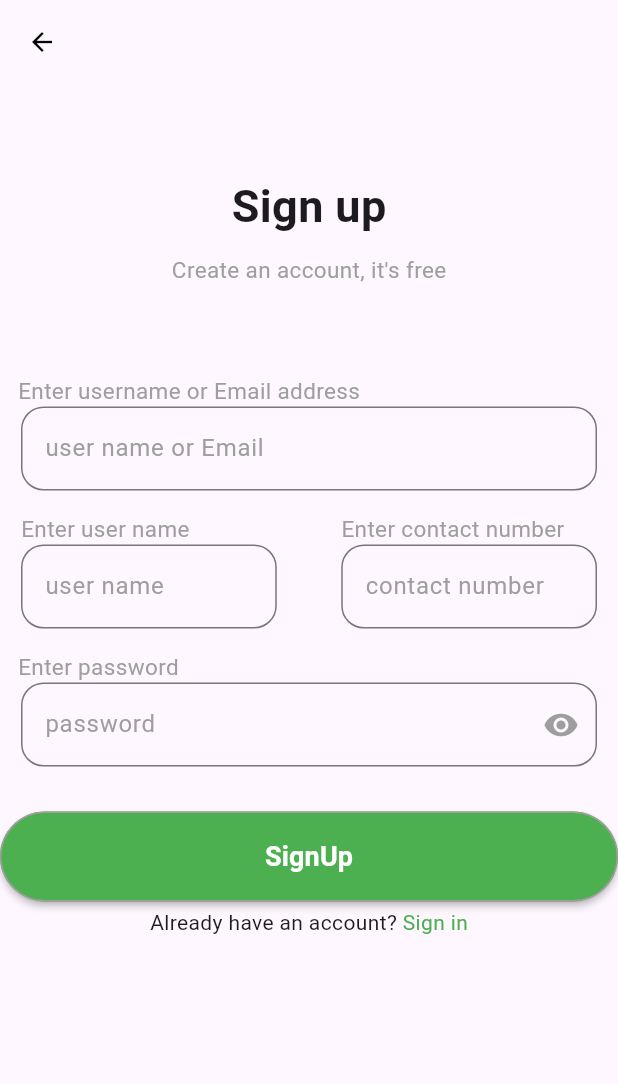
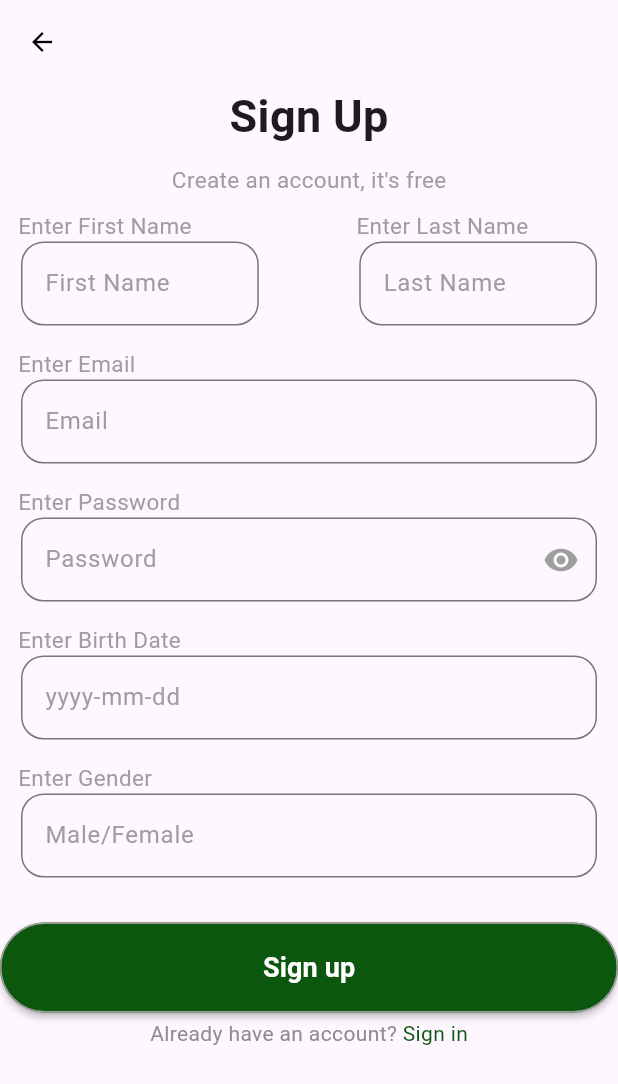
Before and after one commit to kareemezzat25/mental-health, a Flutter app: the Signup screen opened directly, after a tap on "Sign in", after a tap on "Don't have an account?", on a phone screen of 412 x 824 dp. Shown: the top 1084 px of the screen. Run offline on Flutter 3.47's test engine with Material 3 defaults, Android fonts, the phone set to English and light mode, and no system bars; our stand-ins replace animated_splash_screen; network calls fail.

```diff
--- a/lib/models/button.dart
+++ b/lib/models/button.dart
@@ -1,14 +1,17 @@
 import 'package:flutter/material.dart';
 
+// ignore: must_be_immutable
 class Button extends StatelessWidget {
   final Color buttonColor;
   final String buttonText;
   final Color textColor; // Add this line
+  Function()? onPressed;
 
-  const Button({
+   Button({
     required this.buttonColor,
     required this.buttonText,
     this.textColor = Colors.black, // Default text color is black
+    this.onPressed
   });
 
   @override
@@ -16,9 +19,8 @@ class Button extends StatelessWidget {
     return MaterialButton(
       minWidth: double.infinity,
       height: 60,
-      onPressed: () {
-        // Add your logic here
-      },
+      onPressed: onPressed
+      ,
       color: buttonColor,
       textColor: textColor, // Set text color
       shape: RoundedRectangleBorder(
--- a/lib/views/Formview.dart
+++ b/lib/views/Formview.dart
@@ -2,8 +2,10 @@ import 'package:flutter/material.dart';
 
 class TextForm extends StatefulWidget {
   final String? hintText;
+  final TextEditingController controller;
+  final bool isPassword;
 
-  TextForm({this.hintText});
+  TextForm({required this.hintText,required this.controller, this.isPassword=false});
 
   @override
   _TextFormState createState() => _TextFormState();
@@ -17,10 +19,8 @@ class _TextFormState extends State<TextForm> {
     return Padding(
       padding: const EdgeInsets.symmetric(horizontal: 14),
       child: TextField(
-        obscureText: widget.hintText != null &&
-            widget.hintText!.toLowerCase() == "password"
-            ? isObscure
-            : false,
+        controller: widget.controller,
+        obscureText: widget.isPassword ? isObscure : false,
         decoration: InputDecoration(
           hintText: widget.hintText,
           hintStyle: TextStyle(color: Colors.grey),
@@ -28,11 +28,9 @@ class _TextFormState extends State<TextForm> {
             borderRadius: BorderRadius.circular(15),
             borderSide: BorderSide(color: Colors.white),
           ),
-          suffixIcon: widget.hintText != null &&
-              widget.hintText!.toLowerCase() == "password"
+          suffixIcon:  widget.isPassword
               ? IconButton(
-            icon: Icon(
-              isObscure ? Icons.visibility : Icons.visibility_off,
+                  icon: Icon(isObscure ? Icons.visibility : Icons.visibility_off,
               color: Colors.grey,
             ),
             onPressed: () {
--- a/lib/views/loginview.dart
+++ b/lib/views/loginview.dart
@@ -1,10 +1,62 @@
 import 'package:flutter/material.dart';
+import 'package:http/http.dart' as http;
+import 'dart:convert';
 import 'Formview.dart';
 import 'package:mentalhealth/models/button.dart';
 import 'package:mentalhealth/views/signup.dart';
+import 'package:mentalhealth/views/MainHomeview.dart';
+
 import 'package:mentalhealth/widgets/signinwithgoogle.dart';
 
-class Login extends StatelessWidget {
+class Login extends StatefulWidget {
+  @override
+  _LoginState createState() => _LoginState();
+}
+class _LoginState extends State<Login> {
+  TextEditingController emailController = TextEditingController();
+  TextEditingController passwordController = TextEditingController();
+
+  void login() async {
+    try {
+      // API endpoint
+       final String apiUrl = 'http://mentalmediator.somee.com/api/auth/signin';
+
+      // Request data
+      Map<String, dynamic> requestData = {
+        "email": emailController.text,
+        "password": passwordController.text,
+      };
+
+      // Convert data to JSON
+      String requestBody = jsonEncode(requestData);
+
+      // Set headers
+      Map<String, String> headers = {
+        'Content-Type': 'application/json',
+      };
+
+      // Perform POST request
+      final http.Response response = await http.post(
+        Uri.parse(apiUrl),
+        headers: headers,
+        body: requestBody,
+      );
+
+      // Check response status code
+      if (response.statusCode == 200) {
+        // Login successful, handle the response accordingly
+        print('Login successful');
+        Navigator.pushReplacement(context, MaterialPageRoute(builder: (context) => MainHome()));
+      } else {
+        // Login failed, handle the error
+        print('Login failed. Status code: ${response.statusCode}');
+        print('Response body: ${response.body}');
+      }
+    } catch (error) {
+      // Handle any network or other errors
+      print('Error during login: $error');
+    }
+  }
   @override
   Widget build(BuildContext context) {
     return Scaffold(
@@ -22,7 +74,9 @@ class Login extends StatelessWidget {
           ),
         ),
       ),
-      body: SingleChildScrollView(
+      body: Padding(
+        padding:EdgeInsets.symmetric(horizontal: 10),
+        child:SingleChildScrollView(
         child: Column(
           children: [
            const SizedBox(height: 60),
@@ -56,7 +110,7 @@ class Login extends StatelessWidget {
                 ],
               ),
             ),
-            TextForm(hintText: "Email"),
+            TextForm(hintText: "Email", controller: emailController,),
             SizedBox(height: 15),
             Padding(
               padding: EdgeInsets.only(left: 14),
@@ -67,14 +121,15 @@ class Login extends StatelessWidget {
                 ],
               ),
             ),
-            TextForm(hintText: "Password"),
+            TextForm(hintText: "Password", controller: passwordController,isPassword: true,),
             SizedBox(height: 10),
             Row(
               mainAxisAlignment: MainAxisAlignment.end,
               children: [
                 GestureDetector(
                   onTap: () {
-                    // Navigate to the forgot password page
+                    // we edit it later
+                   // Navigator.pushReplacement(context, MaterialPageRoute(builder: (context) => Signup()));
                   },
                   child: Text(
                     "Forgot Password?",
@@ -86,9 +141,10 @@ class Login extends StatelessWidget {
             ),
             SizedBox(height: 10),
             Button(
-              buttonColor: Color(0xff4CAF50),
+              buttonColor: Color(0xff0B570E),
               buttonText: 'Sign in',
               textColor: Colors.white,
+              onPressed:login
             ),
             SizedBox(height: 20),
             Column(
@@ -101,16 +157,16 @@ class Login extends StatelessWidget {
                       return Signup();
                     }));
                   },
-                  child: Row(
+                  child: const Row(
                     mainAxisAlignment: MainAxisAlignment.center,
                     children: [
                       Text(
                         "Don't have an account? ",
-                        style: TextStyle(color: Colors.black),
+                        style: TextStyle(color:Color(0xff8D8D8D) ),
                       ),
                       Text(
                         "Sign up",
-                        style: TextStyle(color: Color(0xff4CAF50)),
+                        style: TextStyle(color: Color(0xff0B570E)),
                       ),
                     ],
                   ),
@@ -120,6 +176,6 @@ class Login extends StatelessWidget {
           ],
         ),
       ),
-    );
+    ));
   }
 }
--- a/lib/views/signup.dart
+++ b/lib/views/signup.dart
@@ -1,8 +1,81 @@
 import 'package:flutter/material.dart';
 import 'loginview.dart';
 import 'Formview.dart';
+import 'dart:convert';
+import "package:http/http.dart" as http;
+
 import 'package:mentalhealth/models/button.dart';
-class Signup extends StatelessWidget {
+class Signup extends StatefulWidget {
+
+  @override
+  _SignupState createState() => _SignupState();
+
+}
+class _SignupState extends State<Signup> {
+  TextEditingController firstNameController = TextEditingController();
+  TextEditingController lastNameController = TextEditingController();
+  TextEditingController emailController = TextEditingController();
+  TextEditingController passwordController = TextEditingController();
+  TextEditingController birthDateController = TextEditingController();
+  TextEditingController genderController = TextEditingController();
+
+ void signup() async {
+  try {
+    // API endpoint
+    final String apiUrl = 'http://mentalmediator.somee.com/api/auth/register';
+
+
+
+    // Request data
+    Map<String, dynamic> requestData = {
+      "firstName": firstNameController.text,
+      "lastName": lastNameController.text,
+      "email": emailController.text,
+      "password": passwordController.text,
+      "birthDate": birthDateController.text,
+      "gender": genderController.text,
+    };
+
+    // Convert data to JSON
+    String requestBody = jsonEncode(requestData);
+
+    // Set headers
+    Map<String, String> headers = {
+      'Content-Type': 'application/json',
+    };
+
+    // Print the request data for debugging
+    print('Request Data: $requestData');
+
+    // Perform POST request
+    final http.Response response = await http.post(
+      Uri.parse(apiUrl),
+      headers: headers,
+      body: requestBody,
+    );
+
+    // Print the response for debugging
+    print('Response Status Code: ${response.statusCode}');
+    print('Response Body: ${response.body}');
+
+    // Check response status code
+    if (response.statusCode == 200) {
+      // Signup successful, handle the response accordingly
+      print('Signup successful');
+
+    } else {
+      // Signup failed, handle the error
+      print('Signup failed. Status code: ${response.statusCode}');
+      print('Response body: ${response.body}');
+      Navigator.pushReplacement(context, MaterialPageRoute(builder: (context) => Login()));
+    }
+  } catch (error) {
+    // Handle any network or other errors
+    print('Error during signup: $error');
+  }
+}
+
+
   @override
   Widget build(BuildContext context) {
     return Scaffold(
@@ -25,9 +98,9 @@ class Signup extends StatelessWidget {
           children: [
             const Column(
               children: [
-                SizedBox(height: 60),
+
                 Text(
-                  "Sign up",
+                  "Sign Up",
                   style: TextStyle(
                     fontSize: 30,
                     fontWeight: FontWeight.bold,
@@ -42,53 +115,42 @@ class Signup extends StatelessWidget {
                 ),
               ],
             ),
-            SizedBox(height: 60),
-            const Padding(
-              padding: EdgeInsets.only(left: 12),
-              child: Row(
-                children: [
-                  Text(
-                    "Enter username or Email address",
-                    style: TextStyle(fontSize: 15, color: Colors.grey),
-                  ),
-                ],
-              ),
-            ),
-            // TextForm(hintText: "user name or Email"),
-            TextForm(hintText: "user name or Email"),
-            SizedBox(height: 15),
+            SizedBox(height: 10),
             Row(
               children: [
                 Expanded(
-                  child: Column(
-                    crossAxisAlignment: CrossAxisAlignment.start,
-                    children: [
-                      Padding(
-                        padding: const EdgeInsets.only(left: 14),
-                        child: Text(
-                          "Enter user name",
-                          style: TextStyle(fontSize: 15, color: Colors.grey),
-                        ),
-                      ),
-                      TextForm(hintText: "user name"),
-                    ],
-                  ),
-                ),
-                SizedBox(width: 15), // Add some space between the fields
-                Expanded(
                   child: Padding(
-                    padding: const EdgeInsets.only(right: 0),
+                    padding: const EdgeInsets.only(right: 12),
                     child: Column(
                       crossAxisAlignment: CrossAxisAlignment.start,
                       children: [
-                        Padding(
-                          padding: const EdgeInsets.only(left: 14),
-                          child: Text(
-                            "Enter contact number",
-                            style: TextStyle(fontSize: 15, color: Colors.grey),
-                          ),
-                        ),
-                        TextForm(hintText: "contact number"),
+                        Padding(padding:const EdgeInsets.only(left: 12),
+                        child :Text(
+                          "Enter First Name",
+                          style: TextStyle(fontSize: 15, color: Colors.grey),
+                        ),),
+
+                        TextForm(
+                            hintText: "First Name", controller: firstNameController),
+                      ],
+                    ),
+                  ),
+                ),
+                SizedBox(width: 15),
+                Expanded(
+                  child: Padding(
+                    padding: const EdgeInsets.only(left: 12),
+                    child: Column(
+                      crossAxisAlignment: CrossAxisAlignment.start,
+                      children: [
+                        Padding( padding: const EdgeInsets.only(left: 12),
+                        child: Text(
+                          "Enter Last Name",
+                          style: TextStyle(fontSize: 15, color: Colors.grey),
+                        ),),
+
+                        TextForm(
+                            hintText: "Last Name", controller: lastNameController),
                       ],
                     ),
                   ),
@@ -101,36 +163,72 @@ class Signup extends StatelessWidget {
               child: Row(
                 children: [
                   Text(
-                    "Enter password",
+                    "Enter Email",
                     style: TextStyle(fontSize: 15, color: Colors.grey),
                   ),
                 ],
               ),
             ),
-            TextForm(hintText: "password"),
+            TextForm(hintText: "Email", controller: emailController),
+            SizedBox(height: 15),
+            const Padding(
+              padding: EdgeInsets.only(left: 12),
+              child: Row(
+                children: [
+                  Text(
+                    "Enter Password",
+                    style: TextStyle(fontSize: 15, color: Colors.grey),
+                  ),
+                ],
+              ),
+            ),
+            TextForm(hintText: "Password", controller: passwordController, isPassword: true),
+            SizedBox(height: 15),
+            const Padding(
+              padding: EdgeInsets.only(left: 12),
+              child: Row(
+                children: [
+                  Text(
+                    "Enter Birth Date",
+                    style: TextStyle(fontSize: 15, color: Colors.grey),
+                  ),
+                ],
+              ),
+            ),
+            TextForm(hintText: "yyyy-mm-dd", controller: birthDateController),
+            SizedBox(height: 15),
+            const Padding(
+              padding: EdgeInsets.only(left: 12),
+              child: Row(
+                children: [
+                  Text(
+                    "Enter Gender",
+                    style: TextStyle(fontSize: 15, color: Colors.grey),
+                  ),
+                ],
+              ),
+            ),
+            TextForm(hintText: "Male/Female", controller: genderController),
             SizedBox(height: 30),
             Button(
-              buttonColor: Color(0xff4CAF50),
-              buttonText: 'SignUp',
+              buttonColor: Color(0xff0B570E),
+              buttonText: 'Sign up',
               textColor: Colors.white,
+              onPressed: signup,
             ),
             Padding(
               padding: EdgeInsets.only(top: 4),
               child: Row(
                 mainAxisAlignment: MainAxisAlignment.center,
                 children: [
-                  Text("Already have an account?"),
+                  Text("Already have an account?",style:TextStyle(color:Color(0xff8D8D8D))),
                   GestureDetector(
                     onTap: () {
-                      Navigator.pushReplacement(context,
-                          MaterialPageRoute(builder: (context) {
-                        return Login();
-
-                      }));
+                      Navigator.pushReplacement(context, MaterialPageRoute(builder: (context) => Login()));
                     },
                     child: Text(
                       " Sign in",
-                      style: TextStyle(color: Color(0xff4CAF50)),
+                      style: TextStyle(color: Color(0xff0B570E)),
                     ),
                   ),
                 ],
--- a/pubspec.yaml
+++ b/pubspec.yaml
@@ -30,8 +30,7 @@ environment:
 dependencies:
   flutter:
     sdk: flutter
-
-
+  http: ^0.13.3
   # The following adds the Cupertino Icons font to your application.
   # Use with the CupertinoIcons class for iOS style icons.
   cupertino_icons: ^1.0.2
```
Also changed, not shown: lib/views/Forumsview.dart (added, +17 -0 lines), lib/views/MainHomeview.dart (added, +19 -0 lines), lib/widgets/CommonDrawer.dart (added, +37 -0 lines), pubspec.lock.
